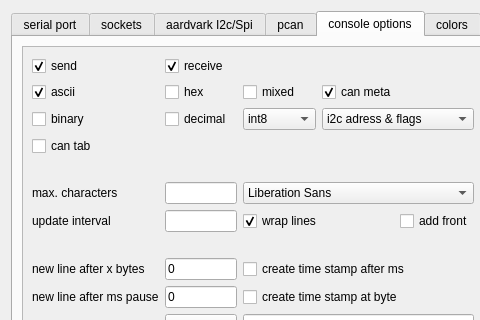
First picture: the form in ScriptCommunicator/settingsdialog.ui, repository szieke/ScriptCommunicator_serial-terminal, before the edit; both pictures show x 0 to 480 and y 0 to 320 of the 862 by 518 pixel window.
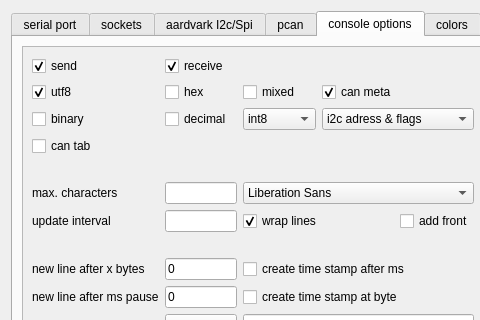
Second picture: the form after the edit. The open tabs and pages were chosen to show the change. Icons and pictures are not drawn. Custom widgets are drawn as their Qt base class.

What changed in the file:
```diff
--- a/ScriptCommunicator/settingsdialog.ui
+++ b/ScriptCommunicator/settingsdialog.ui
@@ -2583,7 +2583,7 @@
                 <string>show ascii console</string>
                </property>
                <property name="text">
-                <string>ascii</string>
+                <string>utf8</string>
                </property>
                <property name="checked">
                 <bool>true</bool>
```
Left out of the diff: 28 changed lines with no effect on the pictures.
